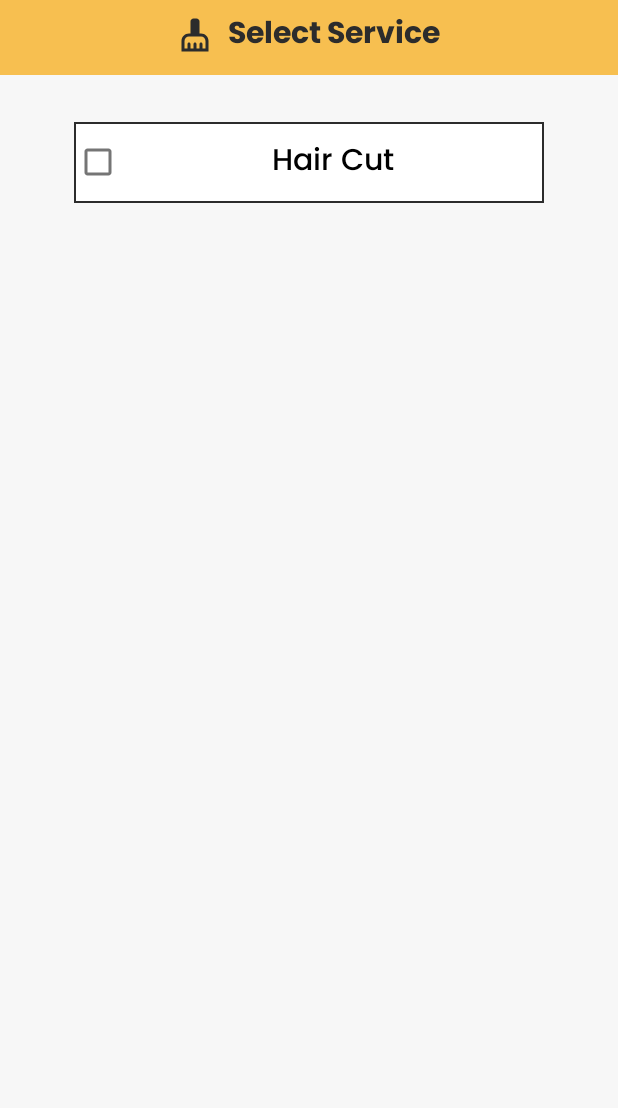
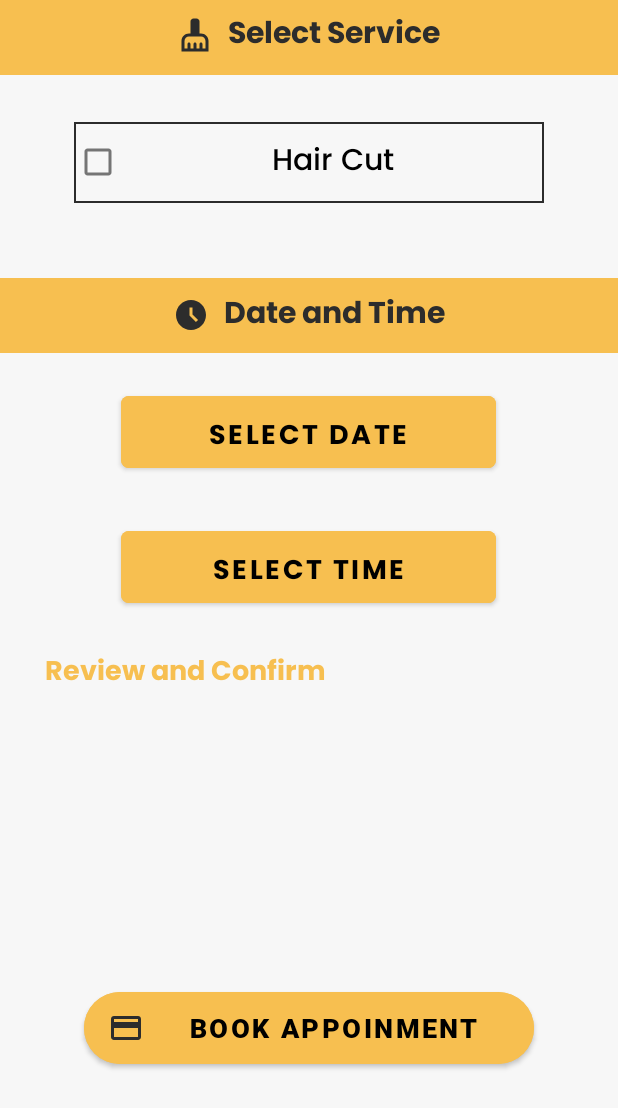
Before and after one commit to AasifFiraz/Saloon-App, an Android app: the layout activity_appoinment_booking.xml on its own in the app's theme, with its tools: preview values and no code run, on a phone screen of 412 x 824 dp. Shown: the top 1108 px of the screen. Run offline under Robolectric (Android 15) with nearby library versions, the phone set to English and light mode, and no system bars.

Commit message:
Updated appointment booking activity

```diff
--- a/app/src/main/java/com/aasif/cl_hdcse_95_46/SplahScreen.java
+++ b/app/src/main/java/com/aasif/cl_hdcse_95_46/SplahScreen.java
@@ -17,7 +17,7 @@ public class SplahScreen extends Activity {
         handler.postDelayed(new Runnable() {
             @Override
             public void run() {
-                Intent intent=new Intent(SplahScreen.this,Appoinment_Booking.class);
+                Intent intent=new Intent(SplahScreen.this,Home_Page.class);
                 startActivity(intent);
                 finish();
             }
--- /dev/null
+++ b/app/src/main/res/drawable/ic_book_appoinment_icon.xml
@@ -0,0 +1,5 @@
+<vector android:height="24dp" android:tint="#2C2C2C"
+    android:viewportHeight="24" android:viewportWidth="24"
+    android:width="24dp" xmlns:android="http://schemas.android.com/apk/res/android">
+    <path android:fillColor="@android:color/white" android:pathData="M20,4L4,4c-1.11,0 -1.99,0.89 -1.99,2L2,18c0,1.11 0.89,2 2,2h16c1.11,0 2,-0.89 2,-2L22,6c0,-1.11 -0.89,-2 -2,-2zM20,18L4,18v-6h16v6zM20,8L4,8L4,6h16v2z"/>
+</vector>
--- a/app/src/main/res/drawable/services.xml
+++ b/app/src/main/res/drawable/services.xml
@@ -1,5 +1,5 @@
 <?xml version="1.0" encoding="utf-8"?>
 <shape xmlns:android="http://schemas.android.com/apk/res/android" android:shape="rectangle" >
-    <solid android:color="@android:color/white" />
+
     <stroke android:width="1dip" android:color="#2c2c2c"/>
 </shape>
--- a/app/src/main/res/layout/activity_appoinment_booking.xml
+++ b/app/src/main/res/layout/activity_appoinment_booking.xml
@@ -2,10 +2,11 @@
 <RelativeLayout xmlns:android="http://schemas.android.com/apk/res/android"
     xmlns:app="http://schemas.android.com/apk/res-auto"
     xmlns:tools="http://schemas.android.com/tools"
+    android:id="@+id/RlAppoinmentBooking"
     android:layout_width="match_parent"
     android:layout_height="match_parent"
-    tools:context=".Appoinment_Booking"
-    android:background="#f7f7f7">
+    android:background="#f7f7f7"
+    tools:context=".Appoinment_Booking">
 
 
     <FrameLayout
@@ -13,49 +14,183 @@
         android:layout_height="50dp"
         android:background="#F7BF50">
 
-
-
-<!--        <TextView-->
-<!--            android:layout_width="wrap_content"-->
-<!--            android:layout_height="wrap_content"-->
-<!--            android:textColor="#2c2c2c"-->
-<!--            android:layout_gravity="center"-->
-<!--            android:drawablePadding="10dp"-->
-<!--            android:fontFamily="@font/poppinsbold"-->
-<!--            android:textSize="20sp"-->
-<!--            android:drawableStart="@drawable/ic_date_time_icon"-->
-<!--            android:text="Date And Time"/>-->
-
     </FrameLayout>
 
     <TextView
         android:id="@+id/txtSelectServiceText"
         android:layout_width="wrap_content"
         android:layout_height="wrap_content"
-        android:text="Select Service"
+        android:layout_centerHorizontal="true"
+        android:layout_marginTop="6dp"
+        android:drawableStart="@drawable/ic_service_icon"
         android:drawablePadding="10dp"
         android:fontFamily="@font/poppinsbold"
-        android:layout_marginTop="6dp"
+        android:text="Select Service"
+        android:textColor="#2c2c2c"
+        android:textSize="20sp" />
+
+    <CheckBox
+        android:id="@+id/serviceCheckBox"
+        android:layout_width="wrap_content"
+        android:layout_height="wrap_content"
+        android:layout_below="@+id/txtSelectServiceText"
         android:layout_centerHorizontal="true"
-        android:textSize="20sp"
-        android:drawableStart="@drawable/ic_service_icon"
-        android:textColor="#2c2c2c" />
+        android:layout_marginTop="40dp"
+        android:background="@drawable/services"
+        android:fontFamily="@font/poppinsmedium"
+        android:paddingStart="100dp"
+        android:paddingTop="10dp"
+        android:paddingRight="100dp"
+        android:paddingBottom="10dp"
+        android:text="Hair Cut"
+        android:textColor="#000"
+        android:textSize="20sp" />
 
 
-    <CheckBox
+    <FrameLayout
+        android:layout_width="match_parent"
+        android:layout_height="50dp"
+        android:layout_below="@+id/serviceCheckBox"
+        android:layout_marginTop="50dp"
+        android:background="#F7BF50">
+
+    </FrameLayout>
+
+    <TextView
+        android:id="@+id/DateandTimeText"
         android:layout_width="wrap_content"
+        android:layout_height="wrap_content"
+        android:layout_below="@+id/serviceCheckBox"
+        android:layout_centerHorizontal="true"
+        android:layout_marginTop="57dp"
+        android:drawableStart="@drawable/ic_date_time_icon"
+        android:drawablePadding="10dp"
+        android:fontFamily="@font/poppinsbold"
+        android:text="Date and Time"
+        android:textColor="#2c2c2c"
+        android:textSize="20sp" />
+
+    <com.google.android.material.button.MaterialButton
+        android:id="@+id/btnSelectDate"
+        android:layout_width="250dp"
+        android:layout_height="60dp"
+        android:layout_below="@id/DateandTimeText"
+        android:layout_centerHorizontal="true"
+        android:layout_marginTop="30dp"
+        android:backgroundTint="#F7BF50"
+        android:fontFamily="@font/poppinsbold"
+        android:padding="12dp"
+        android:text="Select Date"
+        android:textColor="#000000"
+        android:textSize="18dp"
+        app:cornerRadius="5dp" />
+
+    <com.google.android.material.button.MaterialButton
+        android:id="@+id/btnSelectTime"
+        android:layout_width="250dp"
+        android:layout_height="60dp"
+        android:layout_below="@id/btnSelectDate"
+        android:layout_centerHorizontal="true"
+        android:layout_marginTop="30dp"
+        android:backgroundTint="#F7BF50"
+        android:fontFamily="@font/poppinsbold"
+        android:padding="12dp"
+        android:text="Select Time"
+        android:textColor="#000000"
+        android:textSize="18dp"
+        app:cornerRadius="5dp" />
+
+    <TextView
+        android:id="@+id/TextReviewandconfirm"
+        android:layout_width="wrap_content"
+        android:layout_height="wrap_content"
+        android:layout_below="@id/btnSelectTime"
+        android:layout_marginLeft="30dp"
+        android:layout_marginTop="25dp"
+        android:fontFamily="@font/poppinsbold"
+        android:text="Review and Confirm"
+        android:textColor="#F7BF50"
+        android:textSize="18sp" />
+
+    <TextView
+        android:id="@+id/TextDate"
+        android:layout_width="wrap_content"
+        android:layout_height="wrap_content"
+        android:layout_below="@id/TextReviewandconfirm"
+        android:layout_marginLeft="40dp"
         android:layout_marginTop="40dp"
-        android:paddingTop="10dp"
-        android:paddingBottom="10dp"
-        android:fontFamily="@font/poppinsmedium"
+        android:fontFamily="@font/ubunturegular"
+        android:text="Date  -"
+        android:textColor="#2c2c2c"
         android:textSize="20sp"
-        android:paddingRight="100dp"
-        android:paddingStart="100dp"
+        android:visibility="invisible" />
+
+    <TextView
+        android:id="@+id/TextTime"
+        android:layout_width="wrap_content"
         android:layout_height="wrap_content"
-        android:background="@drawable/services"
-        android:layout_below="@+id/txtSelectServiceText"
+        android:layout_below="@id/TextDate"
+        android:layout_marginLeft="40dp"
+        android:layout_marginTop="15dp"
+        android:fontFamily="@font/ubunturegular"
+        android:text="Time  -"
+        android:textColor="#2c2c2c"
+        android:textSize="20sp"
+        android:visibility="invisible" />
+
+    <TextView
+        android:id="@+id/txtSelectedDate"
+        android:layout_width="wrap_content"
+        android:layout_height="wrap_content"
+        android:layout_below="@+id/TextReviewandconfirm"
+        android:layout_marginLeft="15dp"
+        android:layout_marginTop="40dp"
+        android:layout_toRightOf="@+id/TextDate"
+        android:fontFamily="@font/ubunturegular"
+        android:text=""
+        android:textColor="#2c2c2c"
+        android:textSize="20sp" />
+
+    <TextView
+        android:id="@+id/txtSelectedTime"
+        android:layout_width="wrap_content"
+        android:layout_height="wrap_content"
+        android:layout_below="@+id/txtSelectedDate"
+        android:layout_marginLeft="15dp"
+        android:layout_marginTop="15dp"
+        android:layout_toRightOf="@id/TextTime"
+        android:fontFamily="@font/ubunturegular"
+        android:text=""
+        android:textColor="#2c2c2c"
+        android:textSize="20sp" />
+
+    <TextView
+        android:id="@+id/txtSelectedDuration"
+        android:layout_width="wrap_content"
+        android:layout_height="wrap_content"
+        android:layout_below="@+id/txtSelectedTime"
+        android:layout_marginLeft="40dp"
+        android:layout_marginTop="15dp"
+        android:fontFamily="@font/ubunturegular"
+        android:text=""
+        android:textColor="#2c2c2c"
+        android:textSize="20sp" />
+
+    <com.google.android.material.button.MaterialButton
+        android:id="@+id/btnBookAppoinment"
+        android:layout_width="300dp"
+        android:layout_height="60dp"
+        android:layout_below="@id/txtSelectedDuration"
         android:layout_centerHorizontal="true"
-        android:text="Hair Cut"
-        />
+        android:layout_marginTop="50dp"
+        android:backgroundTint="#F7BF50"
+        android:fontFamily="@font/robotoblack"
+        android:text="Book Appoinment"
+        android:textColor="#000000"
+        android:textSize="18dp"
+        app:cornerRadius="35dp"
+        app:icon="@drawable/ic_book_appoinment_icon"
+        app:iconGravity="start"
+        app:iconTint="#2c2c2c" />
 
 </RelativeLayout>
```
Also changed, not shown: app/src/main/java/com/aasif/cl_hdcse_95_46/Appoinment_Booking.java (+139 -0 lines), app/src/main/java/com/aasif/cl_hdcse_95_46/Home_Page.java (+12 -0 lines).
